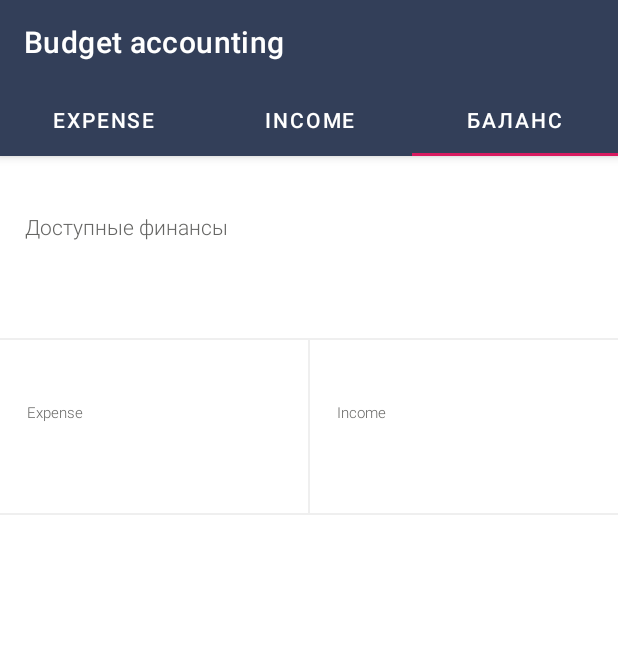
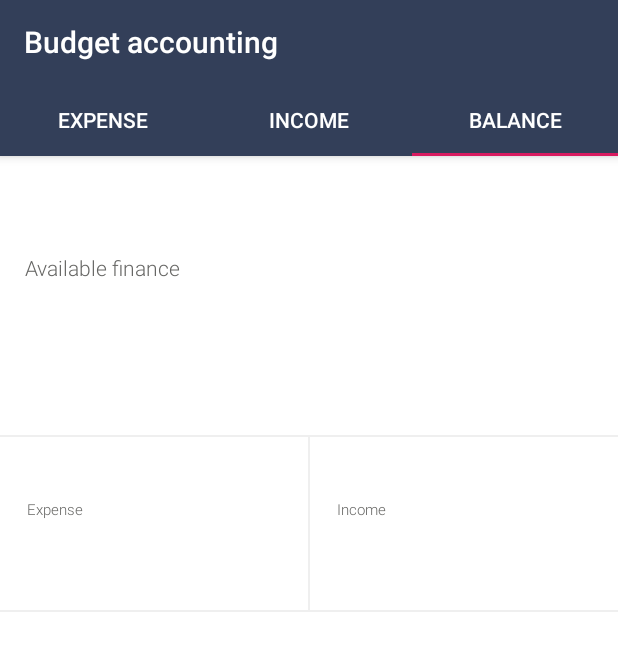
Before and after one commit to mitjukow/HelloWorld, an Android app: the BudgetActivity screen opened directly, with no data from a screen before it, tab 3 chosen, on a phone screen of 412 x 824 dp. Shown: the top 651 px of the screen. Run offline under Robolectric (Android 15) with nearby library versions, the phone set to English and light mode, and no system bars.

Commit message:
Homework 8 & 9 & 10

```diff
--- a/app/src/main/AndroidManifest.xml
+++ b/app/src/main/AndroidManifest.xml
@@ -28,7 +28,7 @@
         <activity
             android:name=".BudgetActivity"
             android:label="@string/budgetTitle"
-            android:theme="@style/NoActionBarTheme"/>
+            android:theme="@style/BudgetActivityTheme"/>
 
     </application>
 
--- a/app/src/main/java/com/mityukovalexander/helloworld/Api.java
+++ b/app/src/main/java/com/mityukovalexander/helloworld/Api.java
@@ -17,12 +17,12 @@ public interface Api {
     Call<List<Item>> getItems(@Query("type") String type, @Query("auth-token") String token);
 
     @POST("items/add")
-    Call<Status> addItems(@Body AddItemsRequest request, @Query("auth_token") String token);
+    Call<Status> addItems(@Body AddItemsRequest request, @Query("auth-token") String token);
 
     @POST("items/remove")
     Call<Status> removeItem(@Query("id") int id, @Query("auth-token") String token);
 
     @GET("balance")
-    Call<BalanceResponse> getBalance(@Query("auth_token") String token);
+    Call<BalanceResponse> getBalance(@Query("auth-token") String token);
 
 }
--- a/app/src/main/java/com/mityukovalexander/helloworld/BalanceFragment.java
+++ b/app/src/main/java/com/mityukovalexander/helloworld/BalanceFragment.java
@@ -23,6 +23,7 @@ public class BalanceFragment extends Fragment {
     private TextView mTotalMoney;
     private TextView mExpenseMoney;
     private TextView mIncomeMoney;
+
     public static BalanceFragment newInstance() {
         BalanceFragment fragment = new BalanceFragment();
 
@@ -31,7 +32,10 @@ public class BalanceFragment extends Fragment {
 
     @Nullable
     @Override
-    public View onCreateView(@NonNull LayoutInflater inflater, @Nullable ViewGroup container, @Nullable Bundle savedInstanceState) {
+    public View onCreateView(
+            @NonNull LayoutInflater inflater,
+            @Nullable ViewGroup container,
+            @Nullable Bundle savedInstanceState) {
         View fragmentView = inflater.inflate(R.layout.fragment_balance, container, false);
         mDiagramView = fragmentView.findViewById(R.id.diagramViewBalance);
         mTotalMoney = fragmentView.findViewById(R.id.totalMoney);
--- a/app/src/main/java/com/mityukovalexander/helloworld/BudgetFragment.java
+++ b/app/src/main/java/com/mityukovalexander/helloworld/BudgetFragment.java
@@ -2,18 +2,14 @@ package com.mityukovalexander.helloworld;
 
 import android.app.Activity;
 import android.app.AlertDialog;
-import android.content.Context;
 import android.content.DialogInterface;
 import android.content.Intent;
-import android.net.Uri;
 import android.os.Bundle;
 import android.preference.PreferenceManager;
-import android.support.design.widget.FloatingActionButton;
 import android.support.v4.app.Fragment;
 import android.support.v4.widget.SwipeRefreshLayout;
 import android.support.v7.app.AppCompatActivity;
 import android.support.v7.view.ActionMode;
-import android.support.v7.widget.DividerItemDecoration;
 import android.support.v7.widget.LinearLayoutManager;
 import android.support.v7.widget.RecyclerView;
 import android.view.LayoutInflater;
@@ -22,8 +18,6 @@ import android.view.MenuInflater;
 import android.view.MenuItem;
 import android.view.View;
 import android.view.ViewGroup;
-import android.widget.Button;
-import android.widget.Toast;
 
 import java.util.List;
 
@@ -31,7 +25,6 @@ import retrofit2.Call;
 import retrofit2.Callback;
 import retrofit2.Response;
 
-import static android.os.Build.TYPE;
 import static com.mityukovalexander.helloworld.MainActivity.AUTH_TOKEN;
 
 
@@ -39,7 +32,6 @@ public class BudgetFragment extends Fragment implements ItemAdapterListener, Act
     // TODO: Rename parameter arguments, choose names that match
     // the fragment initialization parameters, e.g. ARG_ITEM_NUMBER
     private static final String PRICE_COLOR = "price_color";
-
     private static final String TYPE = "type";
     private SwipeRefreshLayout mSwipeRefresh;
     private ItemsAdapter mItemsAdapter;
@@ -128,7 +120,7 @@ public class BudgetFragment extends Fragment implements ItemAdapterListener, Act
     }
 
     private void loadItems() {
-        final String token = PreferenceManager.getDefaultSharedPreferences(getActivity()).getString("auth_token", "");
+        final String token = PreferenceManager.getDefaultSharedPreferences(getActivity()).getString(AUTH_TOKEN, "");
         Call<List<Item>> itemsResponseCall = mApi.getItems(getArguments().getString(TYPE), token);
         itemsResponseCall.enqueue(new Callback<List<Item>>() {
             @Override
@@ -145,6 +137,7 @@ public class BudgetFragment extends Fragment implements ItemAdapterListener, Act
             @Override
             public void onFailure(Call<List<Item>> call, Throwable t) {
                 mSwipeRefresh.setRefreshing(false);
+                t.printStackTrace();
             }
         });
 
@@ -155,17 +148,19 @@ public class BudgetFragment extends Fragment implements ItemAdapterListener, Act
         if (mItemsAdapter.isSelected(position)) {
             mItemsAdapter.toogleItem(position);
             mItemsAdapter.notifyDataSetChanged();
+            mActionMode.setTitle(getResources().getString(R.string.selected));
         }
     }
 
+
     @Override
     public void onItemLongClick(final Item item, final int position) {
-        mItemsAdapter.toogleItem(position);
-        mItemsAdapter.notifyDataSetChanged();
-        if (mActionMode == null) {
-            ((AppCompatActivity) getActivity()).startSupportActionMode(this);
+            mItemsAdapter.toogleItem(position);
+            mItemsAdapter.notifyDataSetChanged();
+            if (mActionMode == null) {
+                ((AppCompatActivity) getActivity()).startSupportActionMode(this);
+            }
         }
-    }
 
     @Override
     public boolean onCreateActionMode(ActionMode mode, Menu menu) {
--- a/app/src/main/java/com/mityukovalexander/helloworld/DiagramView.java
+++ b/app/src/main/java/com/mityukovalexander/helloworld/DiagramView.java
@@ -1,6 +1,7 @@
 package com.mityukovalexander.helloworld;
 
 import android.content.Context;
+import android.content.res.TypedArray;
 import android.graphics.Canvas;
 import android.graphics.Paint;
 import android.preference.PreferenceManager;
--- a/app/src/main/java/com/mityukovalexander/helloworld/ItemsAdapter.java
+++ b/app/src/main/java/com/mityukovalexander/helloworld/ItemsAdapter.java
@@ -16,7 +16,7 @@ public class ItemsAdapter extends RecyclerView.Adapter<ItemsAdapter.ItemViewHold
     private int mPriceColor;
     private ItemAdapterListener mListener;
 
-    private SparseBooleanArray mSelectedItems = new SparseBooleanArray();
+    public static SparseBooleanArray mSelectedItems = new SparseBooleanArray();
 
     public ItemsAdapter(int mPriceColorl) {
         this.mPriceColor = mPriceColorl;
--- a/app/src/main/java/com/mityukovalexander/helloworld/MainActivity.java
+++ b/app/src/main/java/com/mityukovalexander/helloworld/MainActivity.java
@@ -58,6 +58,7 @@ public class MainActivity extends AppCompatActivity {
 
     private void startBudgetActivity() {
         startActivity(new Intent(MainActivity.this, BudgetActivity.class).addFlags(Intent.FLAG_ACTIVITY_CLEAR_TOP));
+        finish();
         overridePendingTransition(R.anim.alpha_in, R.anim.alpha_out);
     }
 
--- a/app/src/main/java/com/mityukovalexander/helloworld/MoneyApp.java
+++ b/app/src/main/java/com/mityukovalexander/helloworld/MoneyApp.java
@@ -27,7 +27,7 @@ public class MoneyApp extends Application {
         Gson gson = new GsonBuilder().create();
 
         Retrofit retrofit = new Retrofit.Builder()
-            .baseUrl("https://loftschool.com/android-api/basic/v1/")
+            .baseUrl(BuildConfig.URL)
             .addConverterFactory(GsonConverterFactory.create(gson))
             .client(client)
             .build();
--- a/app/src/main/res/layout/activity_main.xml
+++ b/app/src/main/res/layout/activity_main.xml
@@ -17,7 +17,7 @@
     <TextView
         android:id="@+id/authMain"
         style="@style/TextStyle"
-        android:text="@string/app_name"
+        android:text="@string/app_title"
         android:layout_width="wrap_content"
         android:layout_height="wrap_content"
         android:layout_marginTop="@dimen/authMainMarginTop"
--- a/app/src/main/res/layout/fragment_balance.xml
+++ b/app/src/main/res/layout/fragment_balance.xml
@@ -1,11 +1,15 @@
 <?xml version="1.0" encoding="utf-8"?>
-<LinearLayout xmlns:android="http://schemas.android.com/apk/res/android"
-    xmlns:androi="http://schemas.android.com/apk/res-auto"
+<android.support.v4.widget.NestedScrollView
+    xmlns:android="http://schemas.android.com/apk/res/android"
     xmlns:tools="http://schemas.android.com/tools"
+    android:layout_width="match_parent"
+    android:layout_height="match_parent">
+
+    <LinearLayout
         android:orientation="vertical"
+        android:paddingTop="37dp"
         android:layout_width="match_parent"
         android:layout_height="match_parent"
-    android:paddingTop="37dp"
         >
 
         <TextView
@@ -19,6 +23,7 @@
             android:text="@string/finances"
             android:paddingStart="16dp"
             android:paddingEnd="16dp"
+            android:layout_marginTop="27dp"
             />
 
         <TextView
@@ -30,6 +35,7 @@
             android:textStyle="normal"
             android:textColor="@color/pale_orange"
             android:gravity="end"
+            android:layout_marginBottom="37dp"
             android:paddingStart="16dp"
             android:paddingEnd="16dp"
             tools:text="67000₽"
@@ -59,7 +65,7 @@
                     <TextView
                         android:layout_width="wrap_content"
                         android:layout_height="wrap_content"
-                    android:textSize="10sp"
+                        android:textSize="@dimen/fBalanceTextSize"
                         android:fontFamily="sans-serif-light"
                         android:textStyle="normal"
                         android:textColor="@color/BalanceViewTextColor"
@@ -71,7 +77,7 @@
                         android:id="@+id/expenseMoney"
                         android:layout_width="wrap_content"
                         android:layout_height="wrap_content"
-                    android:textSize="24sp"
+                        android:textSize="@dimen/fBalanceMoneySize"
                         android:fontFamily="sans-serif-medium"
                         android:textStyle="normal"
                         android:textColor="@color/expenseBalanceDiagram"
@@ -132,6 +138,9 @@
         <com.mityukovalexander.helloworld.DiagramView
             android:id="@+id/diagramViewBalance"
             android:layout_width="match_parent"
-        android:layout_height="match_parent" />
+            android:layout_height="@dimen/DVlayoutheight"
+            android:layout_marginTop="@dimen/DVlayoutMarginTop"/>
 
     </LinearLayout>
+
+</android.support.v4.widget.NestedScrollView>
--- a/app/src/main/res/values/dimens.xml
+++ b/app/src/main/res/values/dimens.xml
@@ -28,4 +28,8 @@
     <dimen name="FABlayoutMargin">16dp</dimen>
     <dimen name="TextInputSize">24sp</dimen>
     <dimen name="textSizeAddButton">24sp</dimen>
+    <dimen name="DVlayoutheight">200dp</dimen>
+    <dimen name="DVlayoutMarginTop">35dp</dimen>
+    <dimen name="fBalanceMoneySize">24sp</dimen>
+    <dimen name="fBalanceTextSize">10sp</dimen>
 </resources>
--- a/app/src/main/res/values/strings.xml
+++ b/app/src/main/res/values/strings.xml
@@ -1,5 +1,5 @@
 <resources>
-    <string name="app_name">MoneyKAI</string>
+    <string name="app_title">LoftMoney</string>
     <string name="titleHint">Title</string>
     <string name="priceHint">Price</string>
     <string name="addButtonText">Add</string>
@@ -8,9 +8,10 @@
     <string name="hello_blank_fragment">Hello blank fragment</string>
     <string name="outcome">Expense</string>
     <string name="income">Income</string>
-    <string name="enterButtonTitle" translatable="false">Войти</string>
-    <string name="remove_title">Удалить</string>
-    <string name="remove_conf">Вы действительно хотите удалить выбранные элементы?</string>
-    <string name="balance">Баланс</string>
-    <string name="finances">Доступные финансы</string>
+    <string name="remove_title">Delete</string>
+    <string name="finances">Available finance</string>
+    <string name="remove_conf">Are you sure you want to delete the selected items?</string>
+    <string name="selected">Select</string>
+    <string name="enterButtonTitle">Enter</string>
+    <string name="balance">Balance</string>
 </resources>
```
Also changed, not shown: app/build.gradle (+32 -3 lines), app/src/main/java/com/mityukovalexander/helloworld/BudgetActivity.java (+2 -13 lines), 3 other files. Lines whose indentation alone changed are shown as unchanged.
